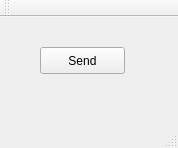
First picture: the form in ControlPanel/server-client/Server/mainwindow.ui, repository mbryksin/stuff, before the edit.
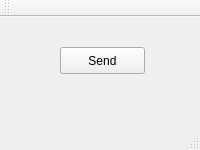
Second picture: the form after the edit.

Commit message: server completed

```diff
--- a/ControlPanel/server-client/Server/mainwindow.ui
+++ b/ControlPanel/server-client/Server/mainwindow.ui
@@ -6,8 +6,8 @@
    <rect>
     <x>0</x>
     <y>0</y>
-    <width>178</width>
-    <height>148</height>
+    <width>200</width>
+    <height>150</height>
    </rect>
   </property>
   <property name="windowTitle">
@@ -17,7 +17,7 @@
    <widget class="QPushButton" name="pushButton">
     <property name="geometry">
      <rect>
-      <x>40</x>
+      <x>60</x>
       <y>30</y>
       <width>85</width>
       <height>27</height>
```
Left out of the diff: 4 changed lines with no effect on the pictures. The commit also changes 2 other files.
